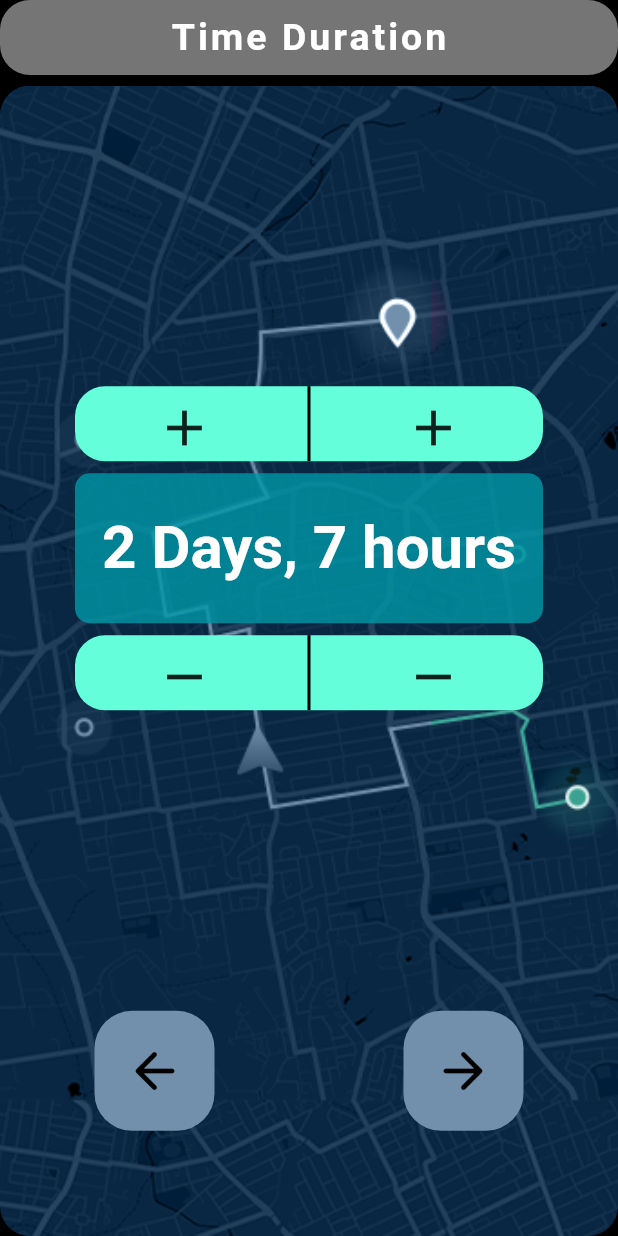
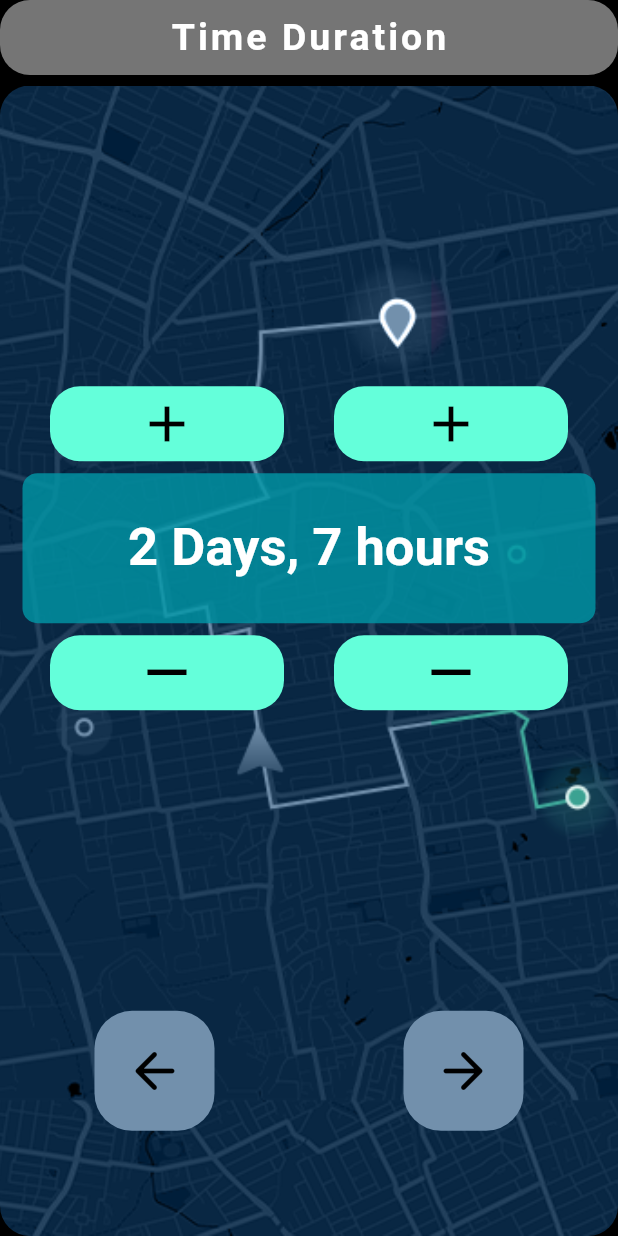
Before and after one commit to shreyasvinaya/tribble, a Flutter app: the Timeselector screen opened by its route, on a phone screen of 412 x 824 dp. Run offline on Flutter 3.47's test engine with Material 2 defaults, Android fonts, the phone set to English and light mode, and no system bars; our stand-ins replace carousel_slider, cloud_firestore, firebase_auth, firebase_core, flutter_signin_button, flutter_staggered_animations and 6 more; missing offline and left inert: global_configuration; accounts and stored records are empty; statements that could not run were skipped.

Commit message:
made the whole timeselector again

```diff
--- a/lib/screens/timeselector.dart
+++ b/lib/screens/timeselector.dart
@@ -64,35 +64,31 @@ class _TimeselectorState extends State<Timeselector> {
                             child: Column(
                               mainAxisAlignment: MainAxisAlignment.center,
                               children: [
-                                Container(
+                                Row(
+                                  mainAxisAlignment: MainAxisAlignment.spaceEvenly,
+                                  children: [
+                                    InkWell(
+                                      onTap: () {
+                                        setState(() {
+                                          num1 += 1;
+                                        });
+                                      },
+                                      child: Container(
                                         height: 50.0,
-                                  width: MediaQuery.of(context).size.width-100,
+                                        width: (MediaQuery.of(context).size.width-100)/2,
                                         decoration: BoxDecoration(
                                           borderRadius: BorderRadius.circular(20.0),
                                           color: Colors.tealAccent,
                                         ),
-                                  child: Row(
-                                    mainAxisAlignment: MainAxisAlignment.spaceEvenly,
-                                    children: [
-                                      IconButton(
-                                        iconSize: 40.0,
-                                        onPressed: () {
-                                          setState(() {
-                                            num1 += 1;
-                                          });
-                                        },
-                                        icon: Icon(
+                                        child: Icon(
                                           Icons.add,
+                                          size: 40.0,
+                                          color: Colors.black,
                                         ),
                                       ),
-                                      VerticalDivider(
-                                        color: Colors.black,
-                                        width: 20.0,
-                                        thickness: 2.0,
                                     ),
-                                      IconButton(
-                                        iconSize: 40.0,
-                                        onPressed: () {
+                                    InkWell(
+                                      onTap: () {
                                         setState(() {
                                           if(num2 < 23){
                                             num2 += 1;
@@ -103,17 +99,26 @@ class _TimeselectorState extends State<Timeselector> {
                                           }
                                         });
                                       },
-                                        icon: Icon(
+                                      child: Container(
+                                        height: 50.0,
+                                        width: (MediaQuery.of(context).size.width-100)/2,
+                                        decoration: BoxDecoration(
+                                          borderRadius: BorderRadius.circular(20.0),
+                                          color: Colors.tealAccent,
+                                        ),
+                                        child: Icon(
                                           Icons.add,
+                                          size: 40.0,
+                                          color: Colors.black,
+                                        ),
                                       ),
                                     ),
                                   ],
                                 ),
-                                ),
                                 SizedBox(height: 8.0,),
                                 Container(
                                   height: 100.0,
-                                  width: MediaQuery.of(context).size.width-100,
+                                  width: MediaQuery.of(context).size.width-30,
                                   decoration: BoxDecoration(
                                     borderRadius: BorderRadius.circular(10.0),
                                     color: Colors.cyan[700].withOpacity(0.8),
@@ -123,26 +128,18 @@ class _TimeselectorState extends State<Timeselector> {
                                     child: Text("$num1 Days, $num2 hours",
                                       style: TextStyle(
                                         fontWeight: FontWeight.w600,
-                                      fontSize: 40.0,
+                                        fontSize: 35.0,
                                         color: Colors.white,
                                       ),
                                     ),
                                   ),
                                 ),
                                 SizedBox(height: 8.0,),
-                                Container(
-                                  height: 50.0,
-                                  width: MediaQuery.of(context).size.width-100,
-                                  decoration: BoxDecoration(
-                                    borderRadius: BorderRadius.circular(20.0),
-                                    color: Colors.tealAccent,
-                                  ),
-                                  child: Row(
+                                Row(
                                   mainAxisAlignment: MainAxisAlignment.spaceEvenly,
                                   children: [
-                                      IconButton(
-                                        iconSize: 40.0,
-                                        onPressed: () {
+                                    InkWell(
+                                      onTap: () {
                                         setState(() {
                                           if(num1 > 0){
                                             num1 -= 1;
@@ -160,18 +157,22 @@ class _TimeselectorState extends State<Timeselector> {
                                           }
                                         });
                                       },
-                                        icon: Icon(
+                                      child: Container(
+                                        height: 50.0,
+                                        width: (MediaQuery.of(context).size.width-100)/2,
+                                        decoration: BoxDecoration(
+                                          borderRadius: BorderRadius.circular(20.0),
+                                          color: Colors.tealAccent,
+                                        ),
+                                        child: Icon(
                                           Icons.remove,
+                                          size: 45.0,
+                                          color: Colors.black,
                                         ),
                                       ),
-                                      VerticalDivider(
-                                        color: Colors.black,
-                                        width: 20.0,
-                                        thickness: 2.0,
                                     ),
-                                      IconButton(
-                                        iconSize: 40.0,
-                                        onPressed: () {
+                                    InkWell(
+                                      onTap: () {
                                         setState(() {
                                           if(num2 > 0){
                                             if(num1 == 0 && num2 == 1){
@@ -197,12 +198,21 @@ class _TimeselectorState extends State<Timeselector> {
                                           }
                                         });
                                       },
-                                        icon: Icon(
+                                      child: Container(
+                                        height: 50.0,
+                                        width: (MediaQuery.of(context).size.width-100)/2,
+                                        decoration: BoxDecoration(
+                                          borderRadius: BorderRadius.circular(20.0),
+                                          color: Colors.tealAccent,
+                                        ),
+                                        child: Icon(
                                           Icons.remove,
+                                          size: 45.0,
+                                          color: Colors.black,
+                                        ),
                                       ),
                                     ),
                                   ],
-                                  ),
                                 ),
                               ],
                             ),
```
Lines whose indentation alone changed are shown as unchanged.
